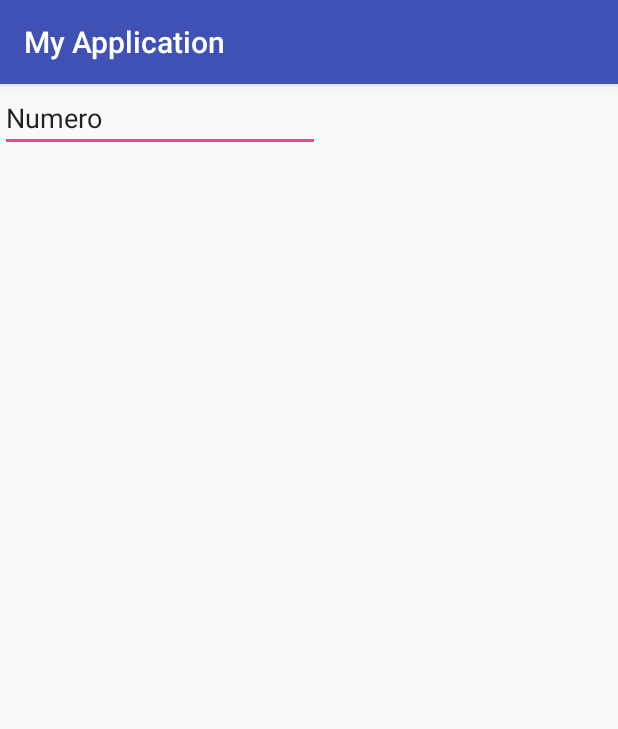
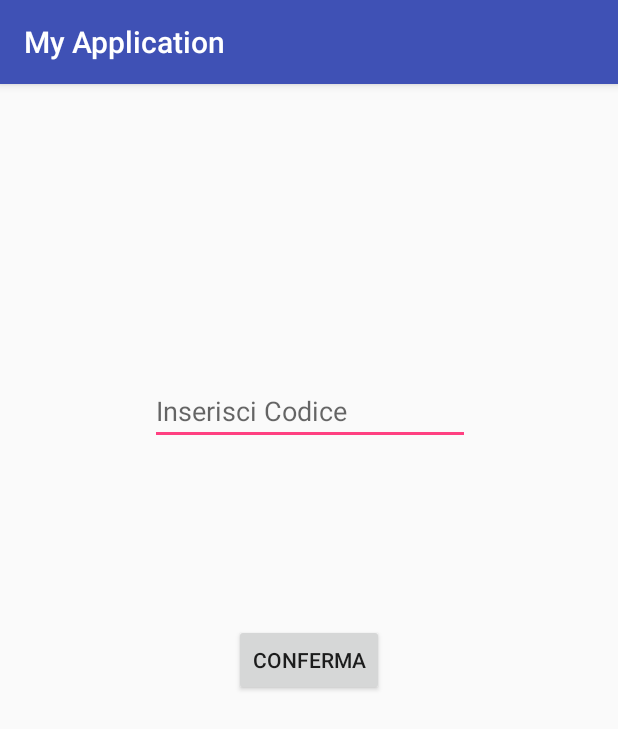
Before and after one commit to mariodigirolamo/SistemaDiSicurezza, an Android app: the screen it shows after launch (MainActivity before the commit, Login after it), on a phone screen of 412 x 824 dp. Shown: the top 729 px of the screen. Run offline under Robolectric (Android 15) with nearby library versions, the phone set to English and light mode, and no system bars; our stand-ins replace Firebase (no records; nobody signed in at launch, a user with empty details on screens opened directly); 6 statements that could not run were skipped.

Commit message:
Login con codice e Database quasi finito

```diff
--- a/app/build.gradle
+++ b/app/build.gradle
@@ -23,6 +23,7 @@ dependencies {
     implementation 'com.android.support:appcompat-v7:26.1.0'
     implementation 'com.android.support.constraint:constraint-layout:1.1.0'
     implementation 'com.google.firebase:firebase-database:11.8.0'
+
     testImplementation 'junit:junit:4.12'
     androidTestImplementation 'com.android.support.test:runner:1.0.2'
     androidTestImplementation 'com.android.support.test.espresso:espresso-core:3.0.2'
--- a/app/src/main/AndroidManifest.xml
+++ b/app/src/main/AndroidManifest.xml
@@ -16,6 +16,7 @@
                 <category android:name="android.intent.category.LAUNCHER" />
             </intent-filter>
         </activity>
+        <activity android:name=".Login"/>
     </application>
 
 </manifest>
--- /dev/null
+++ b/app/src/main/java/com/example/myapplication/Login.java
@@ -0,0 +1,90 @@
+package com.example.myapplication;
+
+import android.content.Intent;
+import android.os.Bundle;
+import android.support.v7.app.AppCompatActivity;
+import android.telephony.SmsManager;
+import android.text.style.EasyEditSpan;
+import android.util.Log;
+import android.view.View;
+import android.widget.Button;
+import android.widget.EditText;
+import android.widget.Toast;
+
+public class Login extends AppCompatActivity {
+
+    private final String TAG = "LIFE_LOGIN";
+
+    private final String cod = "cart321";
+
+    private Button vbutt;
+    private EditText vpass;
+
+
+    @Override
+    protected void onCreate(Bundle savedInstanceState){
+
+        super.onCreate(savedInstanceState);
+        setContentView(R.layout.activity_login);
+
+        Log.v(TAG, "OnCreate");
+
+        vbutt = findViewById(R.id.butt);
+        vpass = findViewById(R.id.pass);
+
+        vbutt.setOnClickListener(new View.OnClickListener() {
+            @Override
+            public void onClick(View view) {
+
+                if(vpass.getText().toString().equals(cod)){
+                    finish();
+                }
+                else{Toast.makeText(getApplicationContext(),"Il codice inserito è errato.", Toast.LENGTH_LONG).show();}
+
+            }
+        });
+    }
+
+    @Override
+    protected void onStart() {
+        super.onStart();
+
+        Log.v(TAG, "onStart");
+
+    }
+
+    @Override
+    protected void onResume() {
+        super.onResume();
+
+        Log.v(TAG, "onResume");
+    }
+
+    @Override
+    protected void onPause() {
+        super.onPause();
+
+        Log.v(TAG, "onPause");
+    }
+
+    @Override
+    protected void onStop() {
+        super.onStop();
+
+        Log.v(TAG, "onStop");
+    }
+
+    @Override
+    protected void onDestroy() {
+        super.onDestroy();
+
+        Log.v(TAG, "onDestroy");
+    }
+
+    @Override
+    protected void onRestart() {
+        super.onRestart();
+
+        Log.v(TAG, "onRestart");
+    }
+}
--- a/app/src/main/java/com/example/myapplication/MainActivity.java
+++ b/app/src/main/java/com/example/myapplication/MainActivity.java
@@ -1,29 +1,40 @@
 package com.example.myapplication;
 
+import android.content.Context;
+import android.content.Intent;
 import android.os.Bundle;
+import android.provider.ContactsContract;
 import android.support.v7.app.AppCompatActivity;
 import android.telephony.PhoneNumberFormattingTextWatcher;
 import android.text.Editable;
 import android.text.TextWatcher;
+import android.util.Log;
 import android.view.KeyEvent;
 import android.view.View;
 import android.view.inputmethod.EditorInfo;
+
 import android.widget.Button;
 import android.widget.EditText;
 import android.widget.TextView;
 
+import com.google.firebase.database.ChildEventListener;
 import com.google.firebase.database.DataSnapshot;
 import com.google.firebase.database.DatabaseError;
 import com.google.firebase.database.DatabaseReference;
 import com.google.firebase.database.FirebaseDatabase;
 import com.google.firebase.database.ValueEventListener;
-import com.google.firebase.database.IgnoreExtraProperties;
 
 
 public class MainActivity extends AppCompatActivity {
 
     private String link = "https://provamario-a2c84.firebaseio.com/";
 
+    private final String TAG = "LIFE_MAIN";
+
+    private String numero1;
+    public String numero2;
+
+    private Button vinvia;
     private TextView vRef2;
     private TextView vRef;
     private Button vclick;
@@ -37,16 +48,19 @@ public class MainActivity extends AppCompatActivity {
     DatabaseReference Movimento = database.getReference("Movimento");
     DatabaseReference Fumo = database.getReference("Fumo");
 
-
     @Override
     protected void onCreate(Bundle savedInstanceState) {
         super.onCreate(savedInstanceState);
         setContentView(R.layout.activity_main);
 
+        Intent intent = new Intent(getApplicationContext(), Login.class);
+        startActivity(intent);
+
         vclick = findViewById(R.id.click);
         vRef = findViewById(R.id.Ref);
         vRef2 = findViewById(R.id.Ref2);
         vphone = findViewById(R.id.phone);
+        vinvia = findViewById(R.id.invia);
 
         vclick.setVisibility(View.GONE);
         vRef.setVisibility(View.GONE);
@@ -59,16 +73,21 @@ public class MainActivity extends AppCompatActivity {
         //se clicca sul tasto registrati first = true;
         //se clicca sul tasto login first = false;
 
-
-
-
-        ValueEventListener listen = new ValueEventListener() {
+        //Intent intent = new Intent(getApplicationContext(), Login.class);
+        //startActivityForResult(intent, REQUEST_CHIAMA);
+        final ValueEventListener listen = new ValueEventListener() {
             @Override
             public void onDataChange(DataSnapshot dataSnapshot) {
 
-                    disp =   dataSnapshot.getValue().toString();
+                disp =   dataSnapshot.getValue().toString();
 
-                    vRef.setText("Fumo" + disp);
+                if (disp.equals("1")) {
+                    vRef.setText("Movimento" + disp);
+                }
+
+                if (disp.equals("0")) {
+                    vRef.setText("Movimento" + disp);
+                }
             }
 
             @Override
@@ -77,7 +96,7 @@ public class MainActivity extends AppCompatActivity {
             }
         };
 
-        ValueEventListener listen1 = new ValueEventListener() {
+        final ValueEventListener listen1 = new ValueEventListener() {
             @Override
             public void onDataChange(DataSnapshot dataSnapshot) {
 
@@ -89,7 +108,7 @@ public class MainActivity extends AppCompatActivity {
                 }
 
                 if (disp2.equals("0")) {
-                    vRef2.setText("Nessun movimento" + disp2);
+                    vRef2.setText("Movimento" + disp2);
                 }
 
             }
@@ -100,68 +119,154 @@ public class MainActivity extends AppCompatActivity {
             }
         };
 
-        Fumo.addValueEventListener(listen);
-        Movimento.addValueEventListener(listen1);
+        numero1 = String.valueOf(vphone.getText());
 
-        vphone.setOnEditorActionListener(new TextView.OnEditorActionListener() {
+        vinvia.setOnClickListener(new View.OnClickListener() {
+
             @Override
-            public boolean onEditorAction(TextView textView, int i, KeyEvent keyEvent) {
+            public void onClick(View view) {
 
-                boolean handles = false;
-                if(i == EditorInfo.IME_ACTION_DONE) {
-
-                    String inputText = vphone.getText().toString();
-
-                    DatabaseReference Utente = database.getReference(inputText);
-                    Utente.setValue(inputText);
-                    Utente.child("Fumo").setValue(0);
-                    Utente.child("Movimento").setValue(0);
-
-                    vclick.setVisibility(View.VISIBLE);
-                    vRef.setVisibility(View.VISIBLE);
-                    vRef2.setVisibility(View.VISIBLE);
-                    vphone.setVisibility(View.GONE);
-
-                }
-                return false;
+                numero1 = vphone.getText().toString();
+                numero2 = vphone.getText().toString();
+                DatabaseReference Utente1 = database.getReference(numero2);
+                Utente1.setValue(numero2);
+                Utente1.child("Fumo").setValue("0");
+                Utente1.child("Movimento").setValue("0");
+                Utente1.child("Fumo").addValueEventListener(listen);
+                Utente1.child("Movimento").addValueEventListener(listen1);
+                vclick.setVisibility(View.VISIBLE);
+                vRef.setVisibility(View.VISIBLE);
+                vRef2.setVisibility(View.VISIBLE);
+                vphone.setVisibility(View.GONE);
+                vinvia.setVisibility(View.GONE);
             }
         });
 
-        vclick.setOnClickListener(new View.OnClickListener() {
+        DatabaseReference Utente = database.getReference(numero1);
+        Utente.setValue(numero1);
+        Utente.child("Fumo").setValue(0);
+        Utente.child("Movimento").setValue(0);
+
+   /*     ValueEventListener listen = new ValueEventListener() {
             @Override
-            public void onClick(View view) {
+            public void onDataChange(DataSnapshot dataSnapshot) {
 
-                vRef.setText("Nessun Movimento.");
-                vRef2.setText("Nessun Movimento.");
+                disp =   dataSnapshot.getValue().toString();
+
+                if (disp.equals("1")) {
+                    vRef.setText("Movimento" + disp);
+                }
+
+                if (disp.equals("0")) {
+                    vRef.setText("Movimento" + disp);
+                }
+            }
+
+            @Override
+            public void onCancelled(DatabaseError databaseError) {
+
+            }
+        };      */
+
+    /*    ValueEventListener listen1 = new ValueEventListener() {
+            @Override
+            public void onDataChange(DataSnapshot dataSnapshot) {
+
+                disp2 = dataSnapshot.getValue().toString();
 
 
-                //Movimento.setValue(disp);
-                //Fumo.setValue(disp2);
+                if (disp2.equals("1")) {
+                    vRef2.setText("Movimento" + disp2);
+                }
+
+                if (disp2.equals("0")) {
+                    vRef2.setText("Movimento" + disp2);
+                }
+
+            }
+
+            @Override
+            public void onCancelled(DatabaseError databaseError) {
+
+            }
+        };   */
+
+        Utente.child("Fumo").addValueEventListener(listen);
+        Utente.child("Movimento").addValueEventListener(listen1);
 
 
-
-            }
-        });
-
-
-
+        vclick.setOnClickListener(new refList(Utente));
 
     }
-}
 
-@IgnoreExtraProperties
-class sensori {
+    @Override
+    protected void onStart() {
+        super.onStart();
 
-    public int Fumo;
-    public int Movimento;
+        Log.v(TAG, "onStart");
 
-    public sensori() {
-        // Default constructor required for calls to DataSnapshot.getValue(User.class)
     }
 
-    public sensori(int Fumo, int Movimento) {
-        this.Fumo = Fumo;
-        this.Movimento = Movimento;
+    @Override
+    protected void onResume() {
+        super.onResume();
+
+        Log.v(TAG, "onResume");
     }
 
-};
+    @Override
+    protected void onPause() {
+        super.onPause();
+
+        Log.v(TAG, "onPause");
+    }
+
+    @Override
+    protected void onStop() {
+        super.onStop();
+
+        Log.v(TAG, "onStop");
+    }
+
+    @Override
+    protected void onDestroy() {
+        super.onDestroy();
+
+        Log.v(TAG, "onDestroy");
+    }
+
+    @Override
+    protected void onRestart() {
+        super.onRestart();
+
+        Log.v(TAG, "onRestart");
+    }
+
+    public class refList implements View.OnClickListener
+    {
+
+        DatabaseReference ref;
+        public refList(DatabaseReference ref) {
+            this.ref = ref;
+        }
+
+        @Override
+        public void onClick(View v)
+        {
+            ref.child("Fumo").setValue("0");
+            ref.child("Movimento").setValue("0");
+
+            ref.child("Fumo").setValue("0");
+            ref.child("Movimento").setValue("0");
+
+            DatabaseReference Utente = database.getReference(numero1);
+            Utente.child("Fumo").setValue(0);
+            Utente.child("Movimento").setValue(0);
+
+            vRef.setText("Niente Fumo.");
+            vRef2.setText("Nessun Movimento.");
+        }
+
+    };
+
+}
--- /dev/null
+++ b/app/src/main/res/layout/activity_login.xml
@@ -0,0 +1,41 @@
+<?xml version="1.0" encoding="utf-8"?>
+<android.support.constraint.ConstraintLayout
+    xmlns:android="http://schemas.android.com/apk/res/android"
+    xmlns:app="http://schemas.android.com/apk/res-auto"
+    xmlns:tools="http://schemas.android.com/tools"
+    android:layout_width="match_parent"
+    android:layout_height="match_parent">
+
+    <Button
+        android:id="@+id/butt"
+        android:layout_width="wrap_content"
+        android:layout_height="wrap_content"
+        android:layout_marginBottom="8dp"
+        android:layout_marginEnd="8dp"
+        android:layout_marginStart="8dp"
+        android:layout_marginTop="8dp"
+        android:text="Conferma"
+        app:layout_constraintBottom_toBottomOf="parent"
+        app:layout_constraintEnd_toEndOf="parent"
+        app:layout_constraintStart_toStartOf="parent"
+        app:layout_constraintTop_toTopOf="parent" />
+
+    <EditText
+        android:id="@+id/pass"
+        android:layout_width="wrap_content"
+        android:layout_height="wrap_content"
+        android:layout_marginBottom="8dp"
+        android:layout_marginEnd="8dp"
+        android:layout_marginStart="8dp"
+        android:layout_marginTop="8dp"
+        android:ems="10"
+        android:hint="Inserisci Codice"
+        android:inputType="textPassword"
+        app:layout_constraintBottom_toBottomOf="parent"
+        app:layout_constraintEnd_toEndOf="parent"
+        app:layout_constraintHorizontal_bias="0.503"
+        app:layout_constraintStart_toStartOf="parent"
+        app:layout_constraintTop_toTopOf="parent"
+        app:layout_constraintVertical_bias="0.265" />
+
+</android.support.constraint.ConstraintLayout>
```
Also changed, not shown: app/src/main/res/layout/activity_main.xml (+15 -0 lines).
